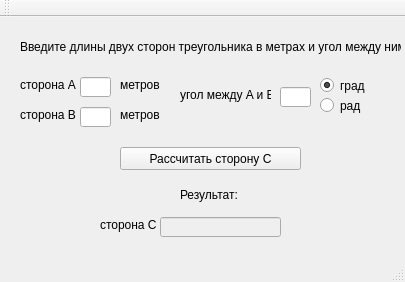
Old version of the form aufgabe1_2/mainwindow.ui in the repository wedemeda/aufgabe.
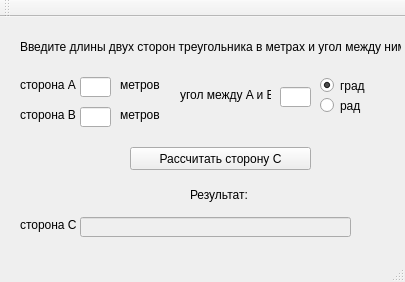
New version of the form.

The edit to the form file:
```diff
--- a/aufgabe1_2/mainwindow.ui
+++ b/aufgabe1_2/mainwindow.ui
@@ -169,7 +169,7 @@
    <widget class="QPushButton" name="pushButton">
     <property name="geometry">
      <rect>
-      <x>120</x>
+      <x>130</x>
       <y>130</y>
       <width>181</width>
       <height>23</height>
@@ -185,9 +185,9 @@
     </property>
     <property name="geometry">
      <rect>
-      <x>160</x>
+      <x>80</x>
       <y>200</y>
-      <width>121</width>
+      <width>271</width>
       <height>20</height>
      </rect>
     </property>
@@ -195,7 +195,7 @@
    <widget class="QLabel" name="label_7">
     <property name="geometry">
      <rect>
-      <x>100</x>
+      <x>20</x>
       <y>200</y>
       <width>61</width>
       <height>16</height>
@@ -208,7 +208,7 @@
    <widget class="QLabel" name="label_8">
     <property name="geometry">
      <rect>
-      <x>180</x>
+      <x>190</x>
       <y>170</y>
       <width>61</width>
       <height>16</height>
```
